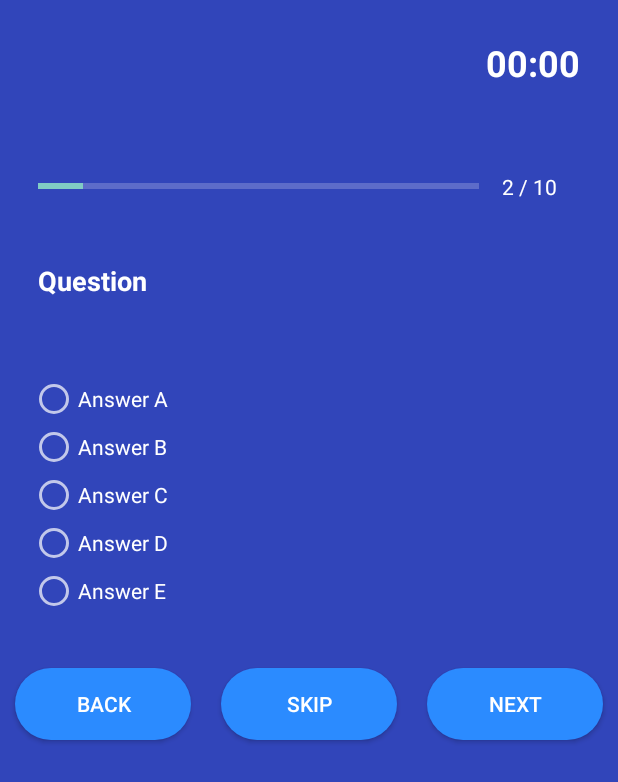
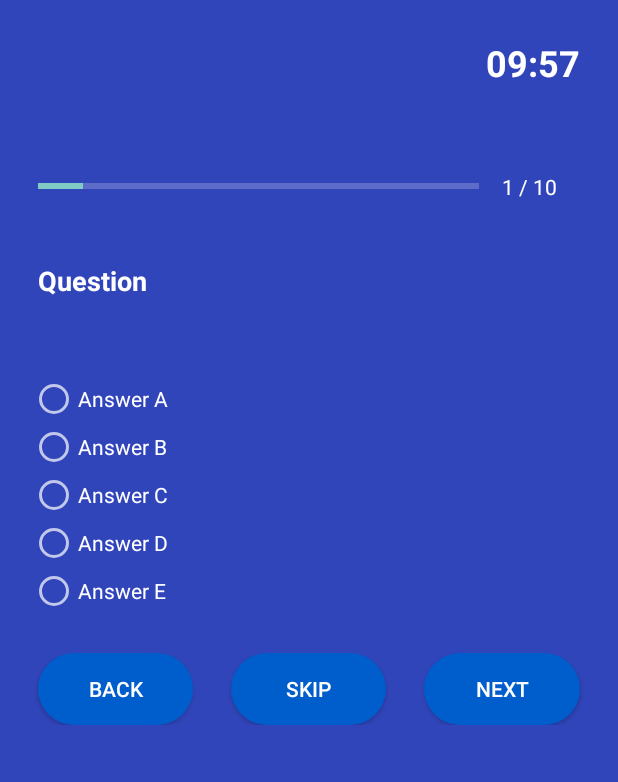
Before and after one commit to VasiliFralou/STesting, an Android app: the QuestionActivity screen opened directly, with no data from a screen before it, after a tap on "NEXT", on a phone screen of 412 x 824 dp. Shown: the top 782 px of the screen. Run offline under Robolectric (Android 15) with nearby library versions, the phone set to English and light mode, and no system bars; 7 statements that could not run were skipped.

Commit message:
Update to 0.0.6 (6)

```diff
--- a/app/src/main/java/by/vfdev/stesting/UI/MainActivity.kt
+++ b/app/src/main/java/by/vfdev/stesting/UI/MainActivity.kt
@@ -3,6 +3,7 @@ package by.vfdev.stesting.UI
 import android.content.Intent
 import androidx.appcompat.app.AppCompatActivity
 import android.os.Bundle
+import android.util.Log
 import android.view.View
 import androidx.lifecycle.ViewModelProvider
 import by.vfdev.stesting.R
@@ -18,6 +19,7 @@ class MainActivity : AppCompatActivity() {
         setContentView(R.layout.activity_main)
 
         viewModel = ViewModelProvider(this, MyFactory.getInstance()).get(QuestionViewModel::class.java)
+        Log.d("!!!", viewModel.questionList.toString())
     }
 
     fun startTest(view: View) {
--- a/app/src/main/java/by/vfdev/stesting/UI/QuestionActivity.kt
+++ b/app/src/main/java/by/vfdev/stesting/UI/QuestionActivity.kt
@@ -19,8 +19,9 @@ class QuestionActivity : AppCompatActivity() {
     lateinit var viewModel: QuestionViewModel
     private lateinit var tvTimer: TextView
 
-    var timeTest = viewModel.TOTAL_TIME
-    private var mCurrentPosition: Int = 1
+    // Default and the first question position
+    private var currentPosition: Int = 1
+    private var correctAnswers: Int = 0
 
     override fun onCreate(savedInstanceState: Bundle?) {
         super.onCreate(savedInstanceState)
@@ -37,6 +38,7 @@ class QuestionActivity : AppCompatActivity() {
     }
 
     private fun timerTest() {
+        var timeTest = viewModel.TOTAL_TIME
         object: CountDownTimer(timeTest.toLong(),1000) {
             @SuppressLint("DefaultLocale")
             override fun onTick(interval: Long) {
@@ -54,36 +56,34 @@ class QuestionActivity : AppCompatActivity() {
     }
 
     private fun setQuestion() {
+
         val rnds = (0..9).random()
-        val question = viewModel.questionList.get((mCurrentPosition - 1) + rnds)
-        Log.d("!!!", (viewModel.questionList.get(mCurrentPosition + 1)).toString())
+        val question = viewModel.questionList.get(rnds)
 
-        if (mCurrentPosition == viewModel.questionList.size)
+        if (currentPosition == 10)
             btnNext.text = "FINISH"
-        progressBar.progress = mCurrentPosition
-        rightAns.text = "$mCurrentPosition / ${progressBar.max}"
+        progressBar.progress = currentPosition
+        rightAns.text = "$currentPosition / ${progressBar.max}"
 
         tvQuestion.text = question.QuestionText
+
         // imgQuestion.setImageResource(question.QuestionImage)
         rbAnsA.text = question.AnswerA
         rbAnsB.text = question.AnswerB
-        if (question.AnswerC == null)
-            rbAnsC.isVisible = false
-        else rbAnsC.text = question.AnswerC
-        if (question.AnswerD == null)
-            rbAnsD.isVisible = false
-        else rbAnsD.text = question.AnswerD
-        if (question.AnswerE == null)
-            rbAnsE.isVisible = false
-        else rbAnsE.text = question.AnswerE
+        if (question.AnswerC == null) rbAnsC.isVisible = false else rbAnsC.text = question.AnswerC
+        if (question.AnswerD == null) rbAnsD.isVisible = false else rbAnsD.text = question.AnswerD
+        if (question.AnswerE == null) rbAnsE.isVisible = false else rbAnsE.text = question.AnswerE
     }
 
     fun nextQuestion(view: View) {
-        mCurrentPosition++
-        rightAns.text = "$mCurrentPosition / 10"
+        currentPosition++
 
-        //val rnds = (0..9).random()
-        //val question = viewModel.questionList.get((mCurrentPosition - 1) + rnds)
-
+        when {
+            currentPosition <= viewModel.questionList.size -> {
+                setQuestion()
+            } else -> {
+                Log.d("!!!Result: ", correctAnswers.toString())
+            }
+        }
     }
 }
--- a/app/src/main/res/drawable/main_btn.xml
+++ b/app/src/main/res/drawable/main_btn.xml
@@ -1,7 +1,7 @@
 <?xml version="1.0" encoding="utf-8"?>
 <shape android:shape="rectangle"
     xmlns:android="http://schemas.android.com/apk/res/android">
-    <solid android:color="#2B8BFF"/>
+    <solid android:color="#005DCC"/>
     <corners android:radius="250dp"/>
 
 </shape>
--- a/app/src/main/res/layout/activity_main.xml
+++ b/app/src/main/res/layout/activity_main.xml
@@ -15,7 +15,8 @@
         android:layout_height="wrap_content"
         android:onClick="startTest"
         android:text="start test"
-        android:background="@drawable/main_btn"
+        android:background="@color/firstBtn"
+        android:padding="15dp"
         app:layout_constraintBottom_toBottomOf="parent"
         app:layout_constraintEnd_toEndOf="parent"
         app:layout_constraintStart_toStartOf="parent"
--- a/app/src/main/res/layout/activity_question.xml
+++ b/app/src/main/res/layout/activity_question.xml
@@ -127,7 +127,7 @@
 
     <LinearLayout
         android:layout_width="match_parent"
-        android:layout_height="match_parent"
+        android:layout_height="wrap_content"
         android:orientation="horizontal"
         android:layout_marginTop="25dp"
         android:weightSum="3">
@@ -136,7 +136,7 @@
             android:id="@+id/btnBack"
             android:layout_width="wrap_content"
             android:layout_height="wrap_content"
-            android:layout_margin="10dp"
+            android:layout_marginLeft="25dp"
             android:layout_weight="1"
             android:background="@drawable/main_btn"
             android:text="back" />
@@ -145,7 +145,8 @@
             android:id="@+id/btnSkip"
             android:layout_width="wrap_content"
             android:layout_height="wrap_content"
-            android:layout_margin="10dp"
+            android:layout_marginLeft="25dp"
+            android:layout_marginRight="25dp"
             android:layout_weight="1"
             android:background="@drawable/main_btn"
             android:text="skip" />
@@ -154,7 +155,7 @@
             android:id="@+id/btnNext"
             android:layout_width="wrap_content"
             android:layout_height="wrap_content"
-            android:layout_margin="10dp"
+            android:layout_marginRight="25dp"
             android:layout_weight="1"
             android:background="@drawable/main_btn"
             android:onClick="nextQuestion"
--- a/app/src/main/res/values/colors.xml
+++ b/app/src/main/res/values/colors.xml
@@ -8,5 +8,6 @@
     <color name="black">#FF000000</color>
     <color name="white">#FFFFFFFF</color>
     <color name="mainBackground">#FF3145BA</color>
+    <color name="firstBtn">#005DCC</color>
     <color name="mainBtn">#FF6D82FF</color>
 </resources>
```
Also changed, not shown: app/src/main/java/by/vfdev/stesting/UI/SplashScreen.kt (+7 -4 lines).
